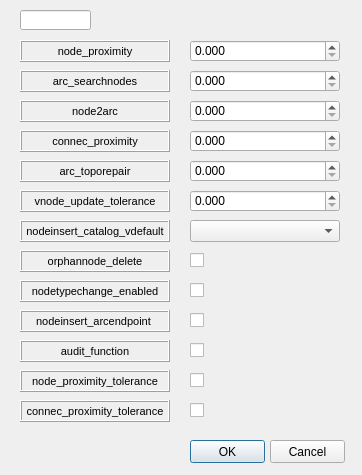
Giswater/giswater_qgis_plugin, file ui/config.ui: the form before one commit.
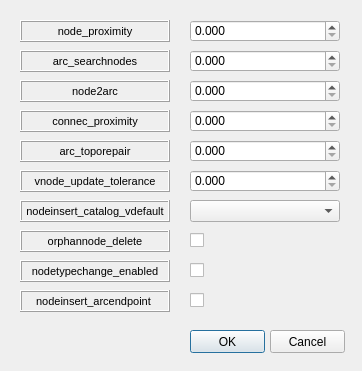
The form after the commit.

The edit to the form file:
```diff
--- a/ui/config.ui
+++ b/ui/config.ui
@@ -7,7 +7,7 @@
     <x>0</x>
     <y>0</y>
     <width>362</width>
-    <height>475</height>
+    <height>371</height>
    </rect>
   </property>
   <property name="windowTitle">
@@ -17,7 +17,7 @@
    <property name="geometry">
     <rect>
      <x>190</x>
-     <y>40</y>
+     <y>20</y>
      <width>150</width>
      <height>22</height>
     </rect>
@@ -33,7 +33,7 @@
    <property name="geometry">
     <rect>
      <x>190</x>
-     <y>440</y>
+     <y>330</y>
      <width>75</width>
      <height>23</height>
     </rect>
@@ -46,7 +46,7 @@
    <property name="geometry">
     <rect>
      <x>270</x>
-     <y>440</y>
+     <y>330</y>
      <width>75</width>
      <height>23</height>
     </rect>
@@ -59,7 +59,7 @@
    <property name="geometry">
     <rect>
      <x>20</x>
-     <y>40</y>
+     <y>20</y>
      <width>150</width>
      <height>22</height>
     </rect>
@@ -89,7 +89,7 @@
    <property name="geometry">
     <rect>
      <x>20</x>
-     <y>70</y>
+     <y>50</y>
      <width>150</width>
      <height>22</height>
     </rect>
@@ -119,7 +119,7 @@
    <property name="geometry">
     <rect>
      <x>20</x>
-     <y>100</y>
+     <y>80</y>
      <width>150</width>
      <height>22</height>
     </rect>
@@ -149,7 +149,7 @@
    <property name="geometry">
     <rect>
      <x>20</x>
-     <y>130</y>
+     <y>110</y>
      <width>150</width>
      <height>22</height>
     </rect>
@@ -179,7 +179,7 @@
    <property name="geometry">
     <rect>
      <x>20</x>
-     <y>160</y>
+     <y>140</y>
      <width>150</width>
      <height>22</height>
     </rect>
@@ -209,7 +209,7 @@
    <property name="geometry">
     <rect>
      <x>20</x>
-     <y>310</y>
+     <y>290</y>
      <width>150</width>
      <height>22</height>
     </rect>
@@ -239,7 +239,7 @@
    <property name="geometry">
     <rect>
      <x>20</x>
-     <y>220</y>
+     <y>200</y>
      <width>150</width>
      <height>22</height>
     </rect>
@@ -269,7 +269,7 @@
    <property name="geometry">
     <rect>
      <x>20</x>
-     <y>250</y>
+     <y>230</y>
      <width>150</width>
      <height>22</height>
     </rect>
@@ -299,7 +299,7 @@
    <property name="geometry">
     <rect>
      <x>20</x>
-     <y>190</y>
+     <y>170</y>
      <width>150</width>
      <height>22</height>
     </rect>
@@ -329,7 +329,7 @@
    <property name="geometry">
     <rect>
      <x>20</x>
-     <y>280</y>
+     <y>260</y>
      <width>150</width>
      <height>22</height>
     </rect>
@@ -359,7 +359,7 @@
    <property name="geometry">
     <rect>
      <x>190</x>
-     <y>70</y>
+     <y>50</y>
      <width>150</width>
      <height>22</height>
     </rect>
@@ -375,7 +375,7 @@
    <property name="geometry">
     <rect>
      <x>190</x>
-     <y>100</y>
+     <y>80</y>
      <width>150</width>
      <height>22</height>
     </rect>
@@ -391,7 +391,7 @@
    <property name="geometry">
     <rect>
      <x>190</x>
-     <y>160</y>
+     <y>140</y>
      <width>150</width>
      <height>22</height>
     </rect>
@@ -407,7 +407,7 @@
    <property name="geometry">
     <rect>
      <x>190</x>
-     <y>130</y>
+     <y>110</y>
      <width>150</width>
      <height>22</height>
     </rect>
@@ -423,7 +423,7 @@
    <property name="geometry">
     <rect>
      <x>190</x>
-     <y>190</y>
+     <y>170</y>
      <width>150</width>
      <height>22</height>
     </rect>
@@ -439,7 +439,7 @@
    <property name="geometry">
     <rect>
      <x>190</x>
-     <y>220</y>
+     <y>200</y>
      <width>150</width>
      <height>22</height>
     </rect>
@@ -449,7 +449,7 @@
    <property name="geometry">
     <rect>
      <x>190</x>
-     <y>250</y>
+     <y>230</y>
      <width>70</width>
      <height>21</height>
     </rect>
@@ -462,7 +462,7 @@
    <property name="geometry">
     <rect>
      <x>190</x>
-     <y>310</y>
+     <y>290</y>
      <width>70</width>
      <height>21</height>
     </rect>
@@ -475,7 +475,7 @@
    <property name="geometry">
     <rect>
      <x>190</x>
-     <y>280</y>
+     <y>260</y>
      <width>70</width>
      <height>21</height>
     </rect>
@@ -484,145 +484,6 @@
     <string/>
    </property>
   </widget>
-  <widget class="QCheckBox" name="orphannode_2">
-   <property name="geometry">
-    <rect>
-     <x>190</x>
-     <y>340</y>
-     <width>70</width>
-     <height>21</height>
-    </rect>
-   </property>
-   <property name="text">
-    <string/>
-   </property>
-  </widget>
-  <widget class="QLabel" name="label_orphannode_delete_2">
-   <property name="geometry">
-    <rect>
-     <x>20</x>
-     <y>340</y>
-     <width>150</width>
-     <height>22</height>
-    </rect>
-   </property>
-   <property name="font">
-    <font>
-     <pointsize>8</pointsize>
-    </font>
-   </property>
-   <property name="frameShape">
-    <enum>QFrame::Box</enum>
-   </property>
-   <property name="frameShadow">
-    <enum>QFrame::Raised</enum>
-   </property>
-   <property name="text">
-    <string>audit_function</string>
-   </property>
-   <property name="alignment">
-    <set>Qt::AlignCenter</set>
-   </property>
-   <property name="margin">
-    <number>3</number>
-   </property>
-  </widget>
-  <widget class="QLabel" name="label_nodeinsert_arcendpoint_2">
-   <property name="geometry">
-    <rect>
-     <x>20</x>
-     <y>400</y>
-     <width>150</width>
-     <height>22</height>
-    </rect>
-   </property>
-   <property name="font">
-    <font>
-     <pointsize>8</pointsize>
-    </font>
-   </property>
-   <property name="frameShape">
-    <enum>QFrame::Box</enum>
-   </property>
-   <property name="frameShadow">
-    <enum>QFrame::Raised</enum>
-   </property>
-   <property name="text">
-    <string>connec_proximity_tolerance</string>
-   </property>
-   <property name="alignment">
-    <set>Qt::AlignCenter</set>
-   </property>
-   <property name="margin">
-    <number>3</number>
-   </property>
-  </widget>
-  <widget class="QCheckBox" name="nodetypechanged_2">
-   <property name="geometry">
-    <rect>
-     <x>190</x>
-     <y>370</y>
-     <width>70</width>
-     <height>21</height>
-    </rect>
-   </property>
-   <property name="text">
-    <string/>
-   </property>
-  </widget>
-  <widget class="QCheckBox" name="arcendpoint_2">
-   <property name="geometry">
-    <rect>
-     <x>190</x>
-     <y>400</y>
-     <width>70</width>
-     <height>21</height>
-    </rect>
-   </property>
-   <property name="text">
-    <string/>
-   </property>
-  </widget>
-  <widget class="QLabel" name="label_nodetype_change_enabled_2">
-   <property name="geometry">
-    <rect>
-     <x>20</x>
-     <y>370</y>
-     <width>150</width>
-     <height>22</height>
-    </rect>
-   </property>
-   <property name="font">
-    <font>
-     <pointsize>8</pointsize>
-    </font>
-   </property>
-   <property name="frameShape">
-    <enum>QFrame::Box</enum>
-   </property>
-   <property name="frameShadow">
-    <enum>QFrame::Raised</enum>
-   </property>
-   <property name="text">
-    <string>node_proximity_tolerance</string>
-   </property>
-   <property name="alignment">
-    <set>Qt::AlignCenter</set>
-   </property>
-   <property name="margin">
-    <number>3</number>
-   </property>
-  </widget>
-  <widget class="QLineEdit" name="id">
-   <property name="geometry">
-    <rect>
-     <x>20</x>
-     <y>10</y>
-     <width>71</width>
-     <height>20</height>
-    </rect>
-   </property>
-  </widget>
  </widget>
  <resources/>
  <connections/>
```
